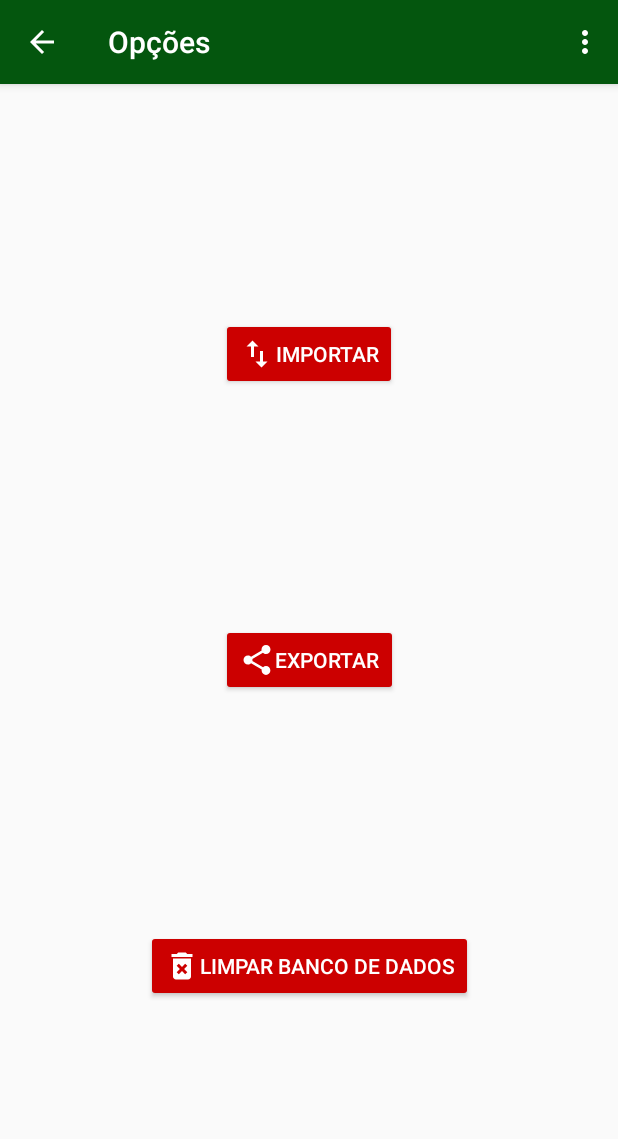
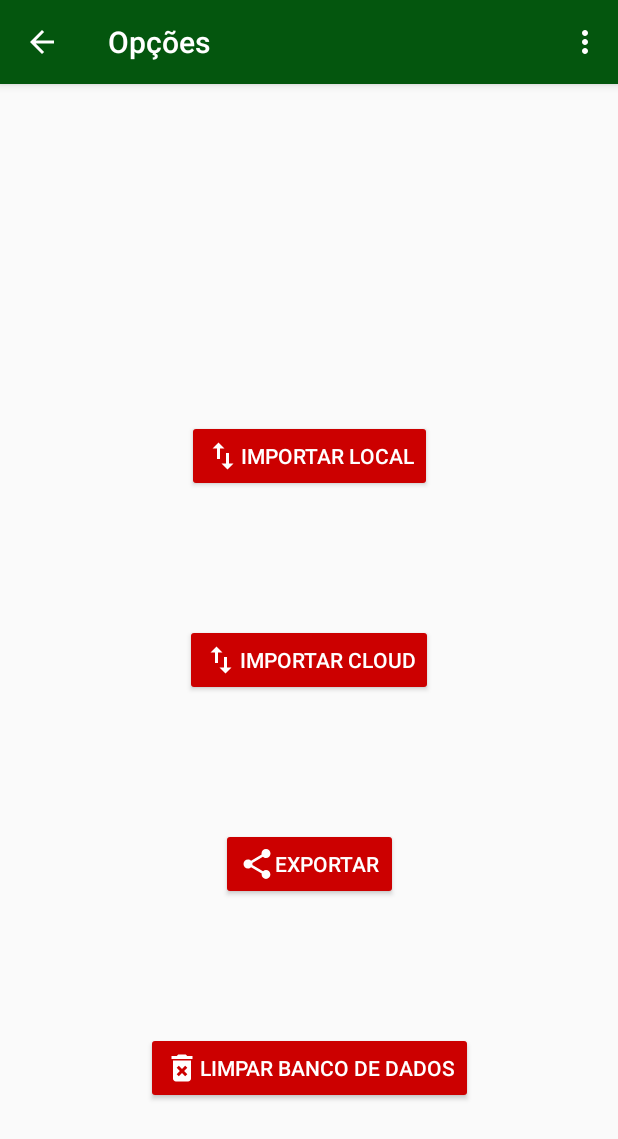
Before and after one commit to chriscoliveira/Android_studio-Colecao, an Android app: the TOpcoes screen opened directly, with no data from a screen before it, on a phone screen of 412 x 824 dp. Shown: the top 1139 px of the screen. Run offline under Robolectric (Android 15) with nearby library versions, the phone set to English and light mode, and no system bars; our stand-ins replace Firebase (no records; nobody signed in at launch, a user with empty details on screens opened directly).

Commit message:
update
adicionado mult linhas para os campos no cadastro dos itens.
adicionado botao para importacao local do banco

```diff
--- a/app/src/main/res/layout/opcoes.xml
+++ b/app/src/main/res/layout/opcoes.xml
@@ -23,6 +23,23 @@
     </android.support.design.widget.AppBarLayout>
 
     <Button
+        android:id="@+id/btImportarManual"
+        style="@style/Widget.AppCompat.Button.Colored"
+        android:layout_width="wrap_content"
+        android:layout_height="wrap_content"
+        android:layout_marginStart="8dp"
+        android:layout_marginLeft="8dp"
+        android:layout_marginEnd="8dp"
+        android:layout_marginRight="8dp"
+        android:drawableLeft="@drawable/ic_import_export_black_24dp"
+        android:text="Importar Local"
+
+        app:layout_constraintBottom_toTopOf="@+id/btExportar"
+        app:layout_constraintEnd_toEndOf="parent"
+        app:layout_constraintStart_toStartOf="parent"
+        app:layout_constraintTop_toBottomOf="@+id/appBarLayout" />
+
+    <Button
         android:id="@+id/btImportar"
         style="@style/Widget.AppCompat.Button.Colored"
         android:layout_width="wrap_content"
@@ -32,12 +49,12 @@
         android:layout_marginEnd="8dp"
         android:layout_marginRight="8dp"
         android:drawableLeft="@drawable/ic_import_export_black_24dp"
-        android:text="Importar"
+        android:text="Importar Cloud"
 
         app:layout_constraintBottom_toTopOf="@+id/btExportar"
         app:layout_constraintEnd_toEndOf="parent"
         app:layout_constraintStart_toStartOf="parent"
-        app:layout_constraintTop_toBottomOf="@+id/appBarLayout" />
+        app:layout_constraintTop_toBottomOf="@+id/btImportarManual" />
 
     <Button
         android:id="@+id/btExportar"
```
Also changed, not shown: app/src/main/java/com/gmail/coliveira/christian/colecao/TOpcoes.java (+57 -6 lines), app/src/main/res/layout/tela_cadastro.xml (+8 -6 lines), 2 other files.
